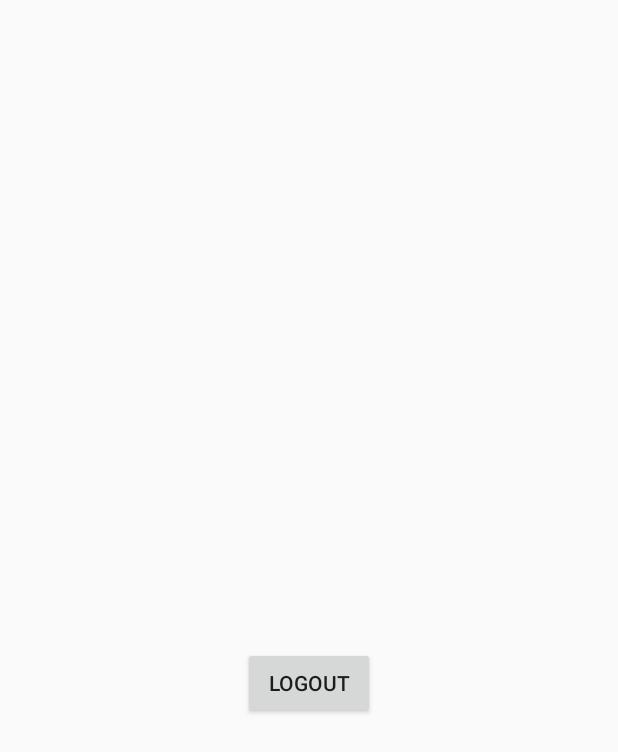
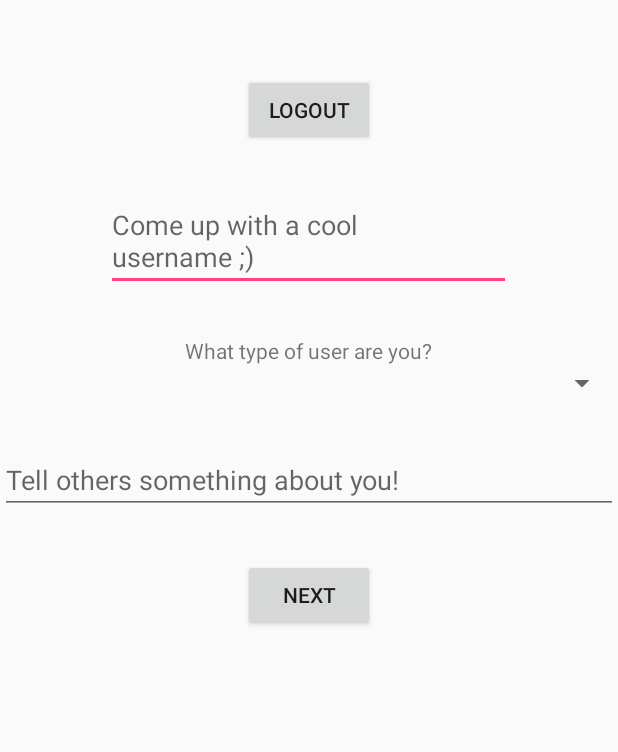
Before and after one commit to netmon39/Perty, an Android app: the layout activity_account.xml on its own in the app's theme, with its tools: preview values and no code run, on a phone screen of 412 x 824 dp. Shown: the top 752 px of the screen. Run offline under Robolectric (Android 15) with nearby library versions, the phone set to English and light mode, and no system bars.

Commit message:
For meeting with Ajarn Nakornthip on 22/1/2018

```diff
--- a/app/build.gradle
+++ b/app/build.gradle
@@ -22,6 +22,7 @@ dependencies {
     implementation fileTree(dir: 'libs', include: ['*.jar'])
     implementation 'com.android.support:appcompat-v7:26.1.0'
     implementation 'com.android.support.constraint:constraint-layout:1.0.2'
+    implementation 'com.google.firebase:firebase-database:11.8.0'
     testImplementation 'junit:junit:4.12'
     androidTestImplementation 'com.android.support.test:runner:1.0.1'
     androidTestImplementation 'com.android.support.test.espresso:espresso-core:3.0.1'
@@ -32,4 +33,7 @@ dependencies {
 
 
 
+
+
+
 apply plugin: 'com.google.gms.google-services'
--- a/app/src/main/AndroidManifest.xml
+++ b/app/src/main/AndroidManifest.xml
@@ -39,7 +39,9 @@
                 <data android:scheme="@string/fb_login_protocol_scheme" />
             </intent-filter>
         </activity>
-        <activity android:name=".AccountActivity"></activity>
+        <activity android:name=".AccountActivity" />
+        <activity android:name=".SelectPrefActivity" />
+        <activity android:name=".UserProfileActivity"></activity>
     </application>
 
 </manifest>
--- a/app/src/main/res/layout/activity_account.xml
+++ b/app/src/main/res/layout/activity_account.xml
@@ -11,14 +11,13 @@
         android:layout_width="wrap_content"
         android:layout_height="wrap_content"
         android:layout_centerHorizontal="true"
-        android:layout_centerVertical="true"/>
+        android:layout_marginTop="30dp"/>
 
     <TextView
         android:id="@+id/nameAndSurname"
         android:layout_width="wrap_content"
         android:layout_height="wrap_content"
         android:layout_centerHorizontal="true"
-        android:layout_centerVertical="true"
         android:layout_below="@+id/profileImage" />
 
     <Button
@@ -27,7 +26,52 @@
         android:layout_height="wrap_content"
         android:layout_below="@+id/nameAndSurname"
         android:layout_centerHorizontal="true"
-        android:layout_centerVertical="true"
-        android:text="LOGOUT" />
+        android:text="LOGOUT"
+        android:layout_marginBottom="30dp"/>
+
+    <EditText
+        android:id="@+id/userNameField"
+        android:layout_width="270dp"
+        android:layout_centerHorizontal="true"
+        android:layout_height="wrap_content"
+        android:hint="Come up with a cool username ;)"
+        android:layout_below="@+id/logout"
+        android:maxLength="20"
+        android:layout_marginBottom="30dp"
+        />
+
+    <TextView
+        android:id="@+id/userTypeInfo"
+        android:layout_width="wrap_content"
+        android:layout_height="wrap_content"
+        android:layout_centerHorizontal="true"
+        android:text="What type of user are you?"
+        android:layout_below="@+id/userNameField"/>
+
+    <Spinner
+        android:id="@+id/userType"
+        android:layout_width="match_parent"
+        android:layout_height="wrap_content"
+        android:spinnerMode="dropdown"
+        android:layout_below="@+id/userTypeInfo"
+        android:layout_marginBottom="30dp"/>
+
+    <EditText
+        android:id="@+id/accountDesc"
+        android:layout_width="match_parent"
+        android:layout_height="wrap_content"
+        android:hint="Tell others something about you!"
+        android:layout_below="@+id/userType"
+        android:layout_marginBottom="30dp"
+        android:maxLength="100"/>
+
+    <Button
+        android:id="@+id/nextToPref"
+        android:layout_width="wrap_content"
+        android:layout_height="wrap_content"
+        android:layout_below="@+id/accountDesc"
+        android:layout_centerHorizontal="true"
+        android:text="NEXT" />
+
 
 </RelativeLayout>
```
Also changed, not shown: app/src/main/java/com/example/netipol/perty/AccountActivity.java (+72 -2 lines), app/src/main/java/com/example/netipol/perty/MainActivity.java (+5 -2 lines), app/src/main/java/com/example/netipol/perty/SelectPrefActivity.java (added, +13 -0 lines), app/src/main/java/com/example/netipol/perty/UserProfileActivity.java (added, +13 -0 lines), app/src/main/res/layout/activity_select_pref.xml (added, +14 -0 lines), app/src/main/res/layout/activity_user_profile.xml (added, +9 -0 lines).
